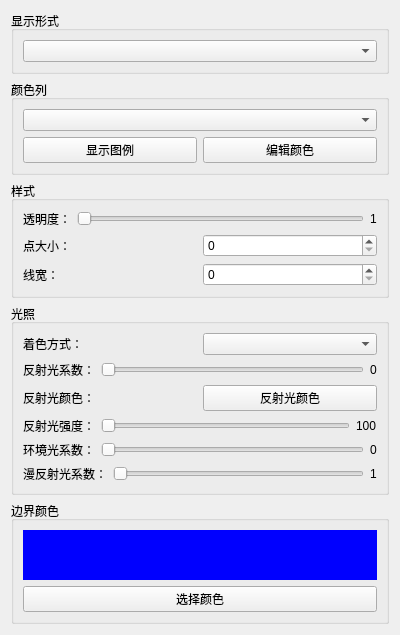
This is src/FCGUI/PostProcessingSettings/FCPostProcessingDisplayPage.ui in Kinvy66/freecaeworkbench as Qt 5 draws it before an edit. The edited form follows.
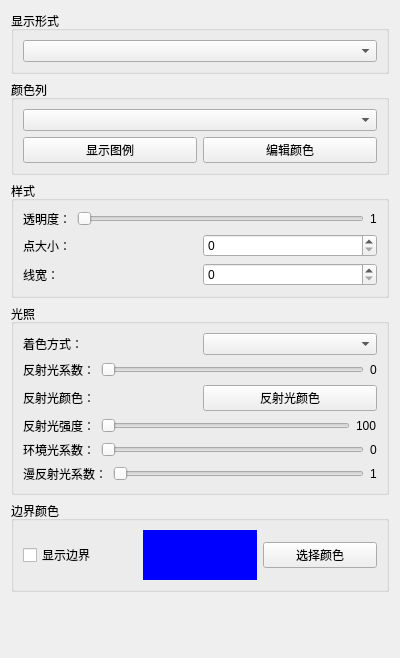
This is the edited form.

Patch:
```diff
--- a/src/FCGUI/PostProcessingSettings/FCPostProcessingDisplayPage.ui
+++ b/src/FCGUI/PostProcessingSettings/FCPostProcessingDisplayPage.ui
@@ -7,7 +7,7 @@
     <x>0</x>
     <y>0</y>
     <width>400</width>
-    <height>600</height>
+    <height>658</height>
    </rect>
   </property>
   <property name="windowTitle">
@@ -266,6 +266,15 @@
         </property>
         <layout class="QVBoxLayout" name="verticalLayout_BoundaryColor">
          <item>
+       <layout class="QHBoxLayout" name="horizontalLayout_BoundaryVisibility">
+        <item>
+         <widget class="QCheckBox" name="checkBoxBoundaryVisibility">
+          <property name="text">
+           <string>显示边界</string>
+          </property>
+         </widget>
+        </item>
+        <item>
           <widget class="QLabel" name="labelBoundaryColor">
            <property name="minimumSize">
             <size>
@@ -287,6 +296,8 @@
             <string>选择颜色</string>
            </property>
           </widget>
+        </item>
+       </layout>
          </item>
         </layout>
        </widget>
```
Lines whose indentation alone changed are shown as unchanged.
